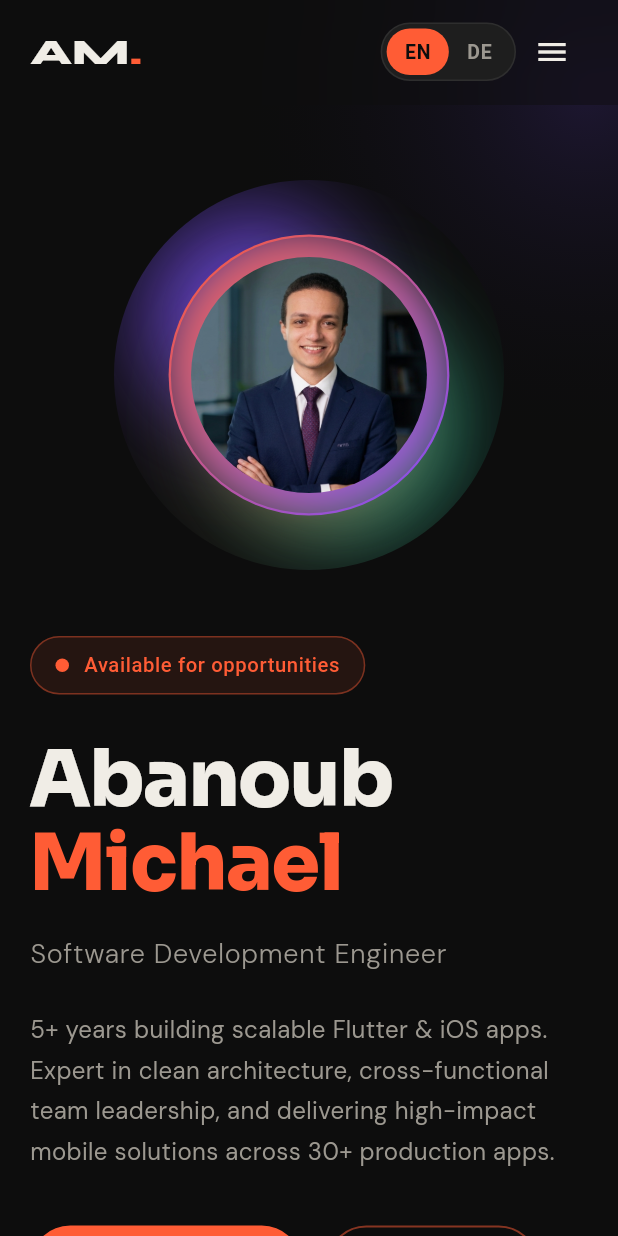
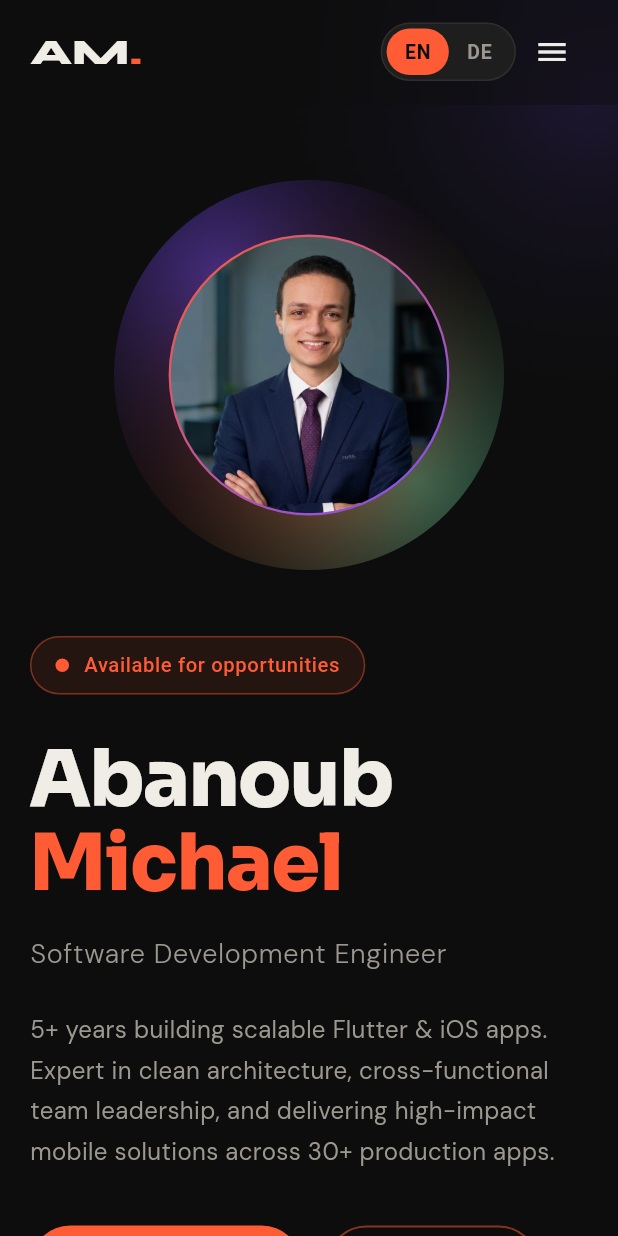
Before and after one commit to AbanoubZaki/my-portfolio, a Flutter app: the screen it shows after launch, on a phone screen of 412 x 824 dp. Run offline on Flutter 3.47's test engine with Material 3 defaults, Android fonts, the phone set to English and light mode, and no system bars; drawn by our look-alikes of flutter_animate; our stand-ins replace flutter_svg, google_fonts, visibility_detector.

Commit message:
Disabled heavy animations on mobile

```diff
--- a/lib/widgets/common.dart
+++ b/lib/widgets/common.dart
@@ -132,6 +132,10 @@ class _RevealState extends State<Reveal> {
 
   @override
   Widget build(BuildContext context) {
+    // Skip the scroll-reveal animation on mobile/tablet — animating opacity +
+    // transform on shadow/gradient-heavy cards janks on WebKit. Show instantly.
+    if (!Responsive.isDesktop(context)) return widget.child;
+
     return VisibilityDetector(
       key: _key,
       onVisibilityChanged: (info) {
--- a/lib/widgets/hero_section.dart
+++ b/lib/widgets/hero_section.dart
@@ -30,7 +30,7 @@ class _HeroSectionState extends State<HeroSection>
   late final AnimationController _spin = AnimationController(
     vsync: this,
     duration: const Duration(seconds: 12),
-  )..repeat();
+  );
 
   @override
   void dispose() {
@@ -42,6 +42,14 @@ class _HeroSectionState extends State<HeroSection>
   Widget build(BuildContext context) {
     final isDesktop = Responsive.isDesktop(context);
     final isMobile = Responsive.isMobile(context);
+
+    // The animated, blur-heavy hero visual tanks mobile Safari/WebKit. Run the
+    // continuous spin loop only on desktop; mobile/tablet get a static visual.
+    if (isDesktop) {
+      if (!_spin.isAnimating) _spin.repeat();
+    } else if (_spin.isAnimating) {
+      _spin.stop();
+    }
 
     return Container(
       width: double.infinity,
@@ -102,7 +110,8 @@ class _HeroSectionState extends State<HeroSection>
                           Expanded(
                             flex: 5,
                             child: Center(
-                              child: HeroVisual(controller: _spin, size: 400),
+                              child: HeroVisual(
+                                  controller: _spin, size: 400, lite: false),
                             ),
                           ),
                         ],
@@ -112,7 +121,8 @@ class _HeroSectionState extends State<HeroSection>
                         mainAxisSize: MainAxisSize.min,
                         children: [
                           Center(
-                            child: HeroVisual(controller: _spin, size: 260),
+                            child: HeroVisual(
+                                controller: _spin, size: 260, lite: true),
                           ),
                           const SizedBox(height: 44),
                           _HeroText(widget: widget),
@@ -319,10 +329,19 @@ class _Stat extends StatelessWidget {
 /// circle. The blobs drift on their own and also follow the cursor; a gentle
 /// idle float keeps it alive.
 class HeroVisual extends StatefulWidget {
-  const HeroVisual({super.key, required this.controller, this.size = 400});
+  const HeroVisual({
+    super.key,
+    required this.controller,
+    this.size = 400,
+    this.lite = false,
+  });
 
   final AnimationController controller;
   final double size;
+
+  /// When true (mobile/tablet), drop the per-frame blur loop + BackdropFilter
+  /// for a static gradient aura — WebKit can't composite the heavy version.
+  final bool lite;
 
   @override
   State<HeroVisual> createState() => _HeroVisualState();
@@ -345,6 +364,8 @@ class _HeroVisualState extends State<HeroVisual> {
     final glass = size * 0.72;
     final photo = glass * 0.84;
     final blob = size * 0.52;
+
+    if (widget.lite) return _liteVisual(size, glass, photo);
 
     final visual = MouseRegion(
       onHover: _onHover,
@@ -446,6 +467,67 @@ class _HeroVisualState extends State<HeroVisual> {
         .moveY(begin: -6, end: 6, duration: 3500.ms, curve: Curves.easeInOut);
   }
 
+  // Static, GPU-cheap hero: radial-gradient aura (no blur, no repaint loop)
+  // behind the framed photo. No BackdropFilter — WebKit chokes on it.
+  Widget _liteVisual(double size, double glass, double photo) {
+    Widget aura(Color color, Alignment center) => DecoratedBox(
+          decoration: BoxDecoration(
+            gradient: RadialGradient(
+              center: center,
+              radius: 0.75,
+              colors: [color.withValues(alpha: 0.55), Colors.transparent],
+            ),
+          ),
+        );
+
+    return SizedBox(
+      width: size,
+      height: size,
+      child: ClipOval(
+        child: Stack(
+          alignment: Alignment.center,
+          children: [
+            const Positioned.fill(child: ColoredBox(color: AppColors.bg)),
+            Positioned.fill(
+                child: aura(AppColors.purple, const Alignment(-0.45, -0.5))),
+            Positioned.fill(
+                child: aura(AppColors.teal, const Alignment(0.55, 0.55))),
+            Positioned.fill(
+                child: aura(AppColors.orange, const Alignment(0.15, 0.35))),
+            Container(
+              width: glass,
+              height: glass,
+              padding: const EdgeInsets.all(1.5),
+              decoration: const BoxDecoration(
+                shape: BoxShape.circle,
+                gradient: LinearGradient(
+                  begin: Alignment.topLeft,
+                  end: Alignment.bottomRight,
+                  colors: [AppColors.orange, AppColors.purple],
+                ),
+              ),
+              child: ClipOval(
+                child: Image.asset(
+                  'assets/images/profile.png',
+                  semanticLabel: 'Abanoub Michael',
+                  width: photo,
+                  height: photo,
+                  fit: BoxFit.cover,
+                  alignment: Alignment.topCenter,
+                  errorBuilder: (_, _, _) => SizedBox(
+                    width: photo,
+                    height: photo,
+                    child: Center(child: Text('AM', style: AppText.monogram(48))),
+                  ),
+                ),
+              ),
+            ),
+          ],
+        ),
+      ),
+    );
+  }
+
   Widget _blob(double d, Color color, Alignment align) => Align(
         alignment: align,
         child: ImageFiltered(
```
